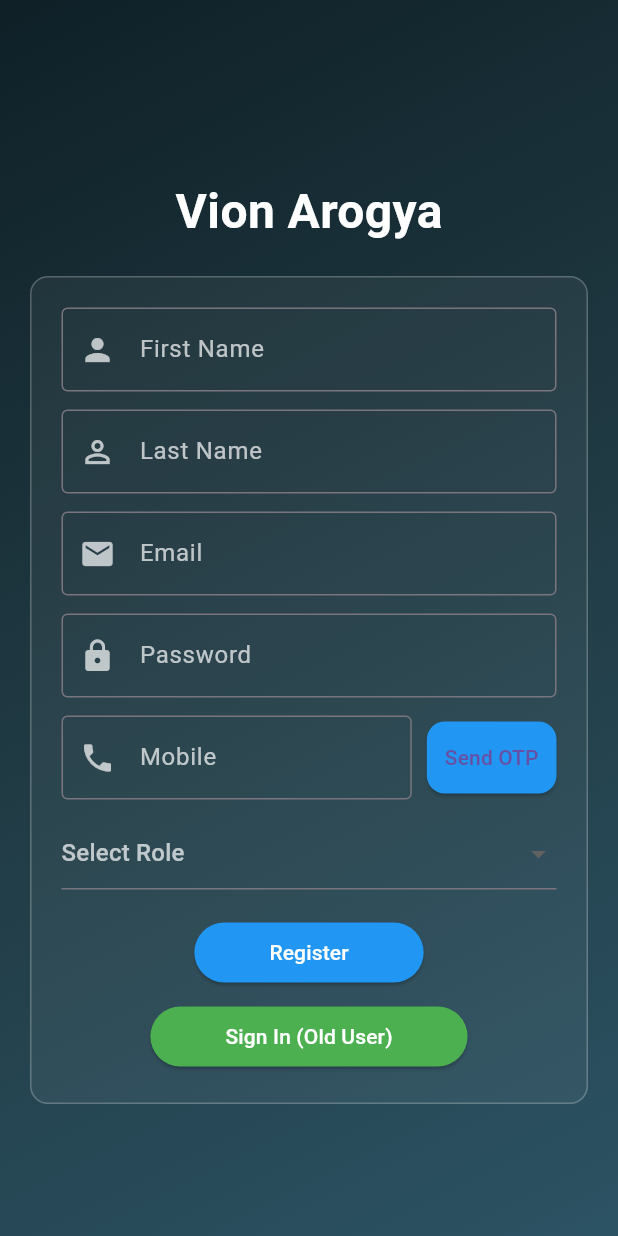
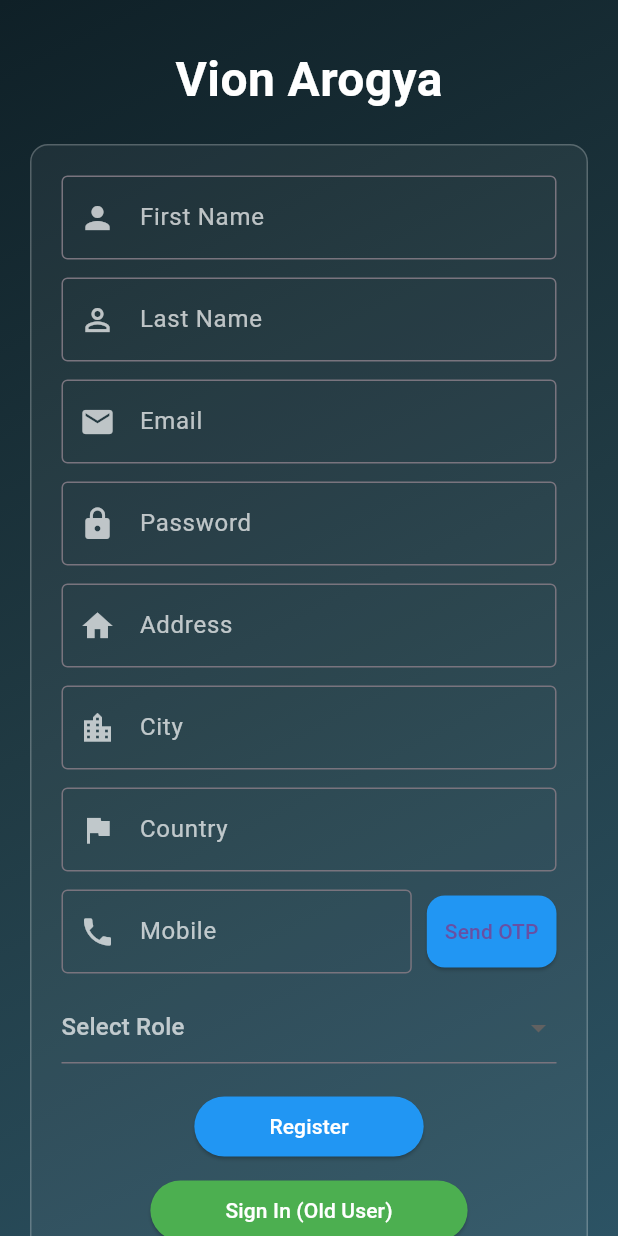
Before and after one commit to Arnaviitp/Vion-Vox-Intern-Project, a Flutter app: the screen it shows after launch, on a phone screen of 412 x 824 dp. Run offline on Flutter 3.47's test engine with Material 3 defaults, Android fonts, the phone set to English and light mode, and no system bars; our stand-ins replace firebase_auth, firebase_core, firebase_database; accounts and stored records are empty.

Commit message:
Update registration_form.dart

```diff
--- a/my_app/lib/registration_form.dart
+++ b/my_app/lib/registration_form.dart
@@ -325,6 +325,9 @@ class RegistrationForm extends StatefulWidget {
 class _RegistrationFormState extends State<RegistrationForm> {
   final _formKey = GlobalKey<FormState>();
   final dbRef = FirebaseDatabase.instance.ref().child("registrations");
+  final addressController = TextEditingController();
+  final cityController = TextEditingController();
+  final countryController = TextEditingController();
 
   // controllers
   final firstNameController = TextEditingController();
@@ -350,6 +353,9 @@ class _RegistrationFormState extends State<RegistrationForm> {
     passwordController.dispose();
     mobileController.dispose();
     otpController.dispose();
+    addressController.dispose();
+    cityController.dispose();
+    countryController.dispose();
     super.dispose();
   }
 
@@ -497,6 +503,9 @@ class _RegistrationFormState extends State<RegistrationForm> {
       await dbRef.child(createdUser.uid).set({
         "firstName": firstNameController.text.trim(),
         "lastName": lastNameController.text.trim(),
+        "address": addressController.text.trim(),
+        "city": cityController.text.trim(),
+        "country": countryController.text.trim(),
         "email": emailController.text.trim(),
         "mobile": mobileController.text.trim(),
         "role": selectedRole,
@@ -602,6 +611,15 @@ class _RegistrationFormState extends State<RegistrationForm> {
                         const SizedBox(height: 12),
                         buildInput(
                             passwordController, "Password", Icons.lock, true),
+                        const SizedBox(height: 12),
+                        buildInput(
+                            addressController, "Address", Icons.home, false),
+                        const SizedBox(height: 12),
+                        buildInput(
+                            cityController, "City", Icons.location_city, false),
+                        const SizedBox(height: 12),
+                        buildInput(
+                            countryController, "Country", Icons.flag, false),
                         const SizedBox(height: 12),
                         // Mobile + send otp
                         Row(
```
